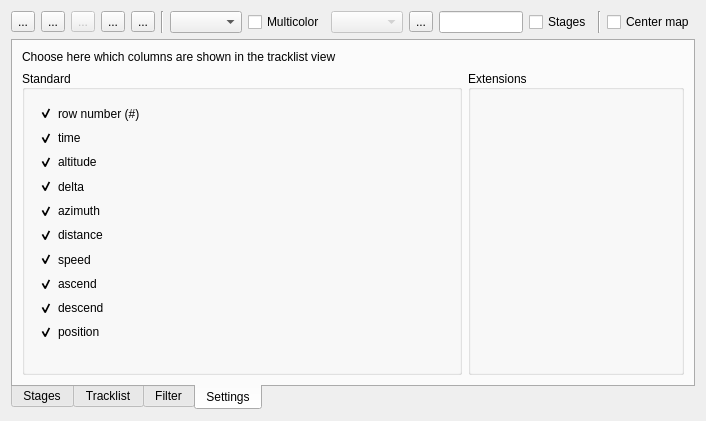
First picture: the form in src/ITrackEditWidget.ui, repository ntruchsess/QLandkarteGT, before the edit.
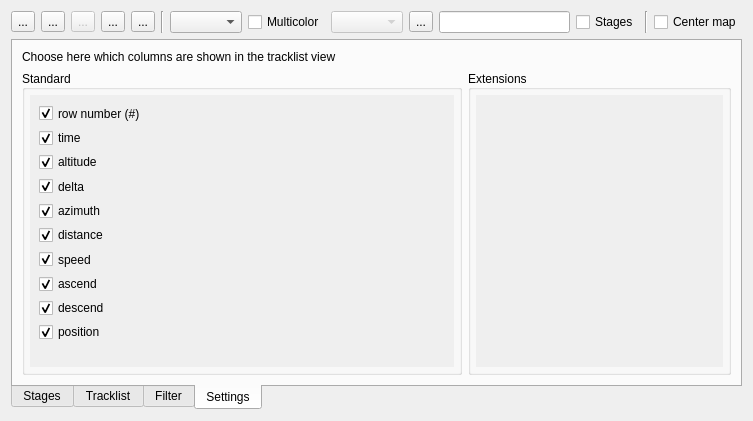
Second picture: the form after the edit. The open tabs and pages were chosen to show the change. Icons and pictures are not drawn. Custom widgets are drawn as their Qt base class.

The edit to the form file:
```diff
--- a/src/ITrackEditWidget.ui
+++ b/src/ITrackEditWidget.ui
@@ -6,7 +6,7 @@
    <rect>
     <x>0</x>
     <y>0</y>
-    <width>706</width>
+    <width>753</width>
     <height>421</height>
    </rect>
   </property>
@@ -396,9 +396,6 @@
               <property name="autoFillBackground">
                <bool>true</bool>
               </property>
-              <property name="styleSheet">
-               <string notr="true">background-color: transparent;</string>
-              </property>
               <property name="frameShape">
                <enum>QFrame::NoFrame</enum>
               </property>
@@ -743,9 +740,6 @@
               <property name="autoFillBackground">
                <bool>true</bool>
               </property>
-              <property name="styleSheet">
-               <string notr="true">background-color: transparent;</string>
-              </property>
               <property name="frameShape">
                <enum>QFrame::NoFrame</enum>
               </property>
@@ -766,8 +760,8 @@
                 <rect>
                  <x>0</x>
                  <y>0</y>
-                 <width>100</width>
-                 <height>30</height>
+                 <width>249</width>
+                 <height>256</height>
                 </rect>
                </property>
                <layout class="QVBoxLayout" name="verticalLayout_Extensions"/>
```
